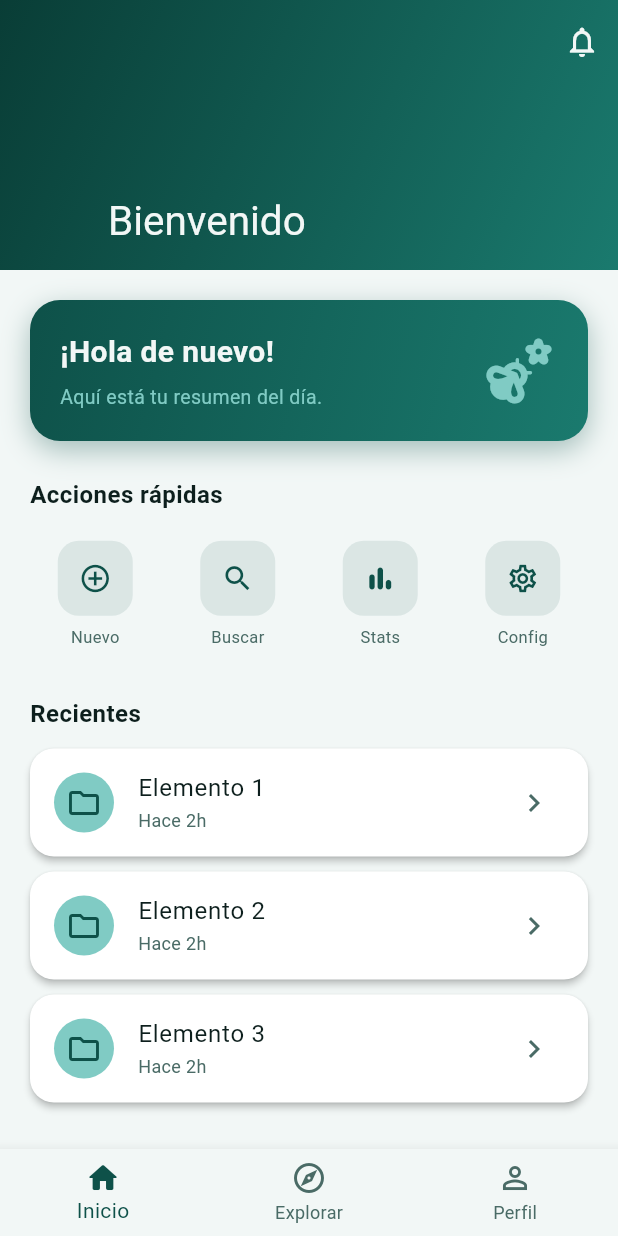
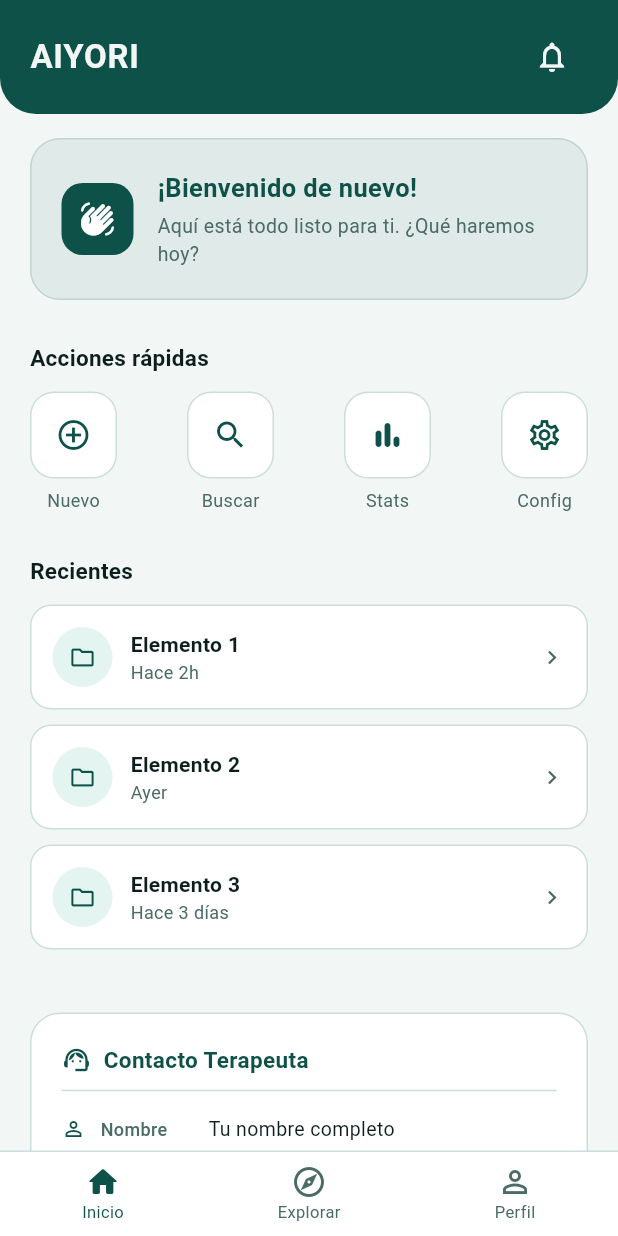
Before and after one commit to Aledgez05/AIYORI, a Flutter app: the screen it shows after launch, on a phone screen of 412 x 824 dp. Run offline on Flutter 3.47's test engine with Material 3 defaults, Android fonts, the phone set to English and light mode, and no system bars.

Commit message:
changed some tones/contact section/scroll

```diff
--- a/aiyori/lib/features/home/presentation/screens/home_screen.dart
+++ b/aiyori/lib/features/home/presentation/screens/home_screen.dart
@@ -7,226 +7,364 @@ class HomeScreen extends StatelessWidget {
   @override
   Widget build(BuildContext context) {
     return Scaffold(
-      body: CustomScrollView(
-        slivers: [
-          _buildAppBar(context),
-          SliverPadding(
-            padding: const EdgeInsets.all(20),
-            sliver: SliverList(
-              delegate: SliverChildListDelegate([
-                _WelcomeCard(),
-                const SizedBox(height: 24),
-                _SectionTitle(title: 'Acciones rápidas'),
+      backgroundColor: AppColors.surface,
+      body: SafeArea(
+        child: Column(
+          children: [
+            _TopBar(),
+            Expanded(
+              child: SingleChildScrollView(
+                padding: const EdgeInsets.symmetric(horizontal: 20, vertical: 16),
+                child: Column(
+                  crossAxisAlignment: CrossAxisAlignment.start,
+                  children: [
+                    _WelcomeBanner(),
+                    const SizedBox(height: 28),
+                    _SectionLabel('Acciones rápidas'),
                     const SizedBox(height: 12),
                     _QuickActionsGrid(),
-                const SizedBox(height: 24),
-                _SectionTitle(title: 'Recientes'),
+                    const SizedBox(height: 28),
+                    _SectionLabel('Recientes'),
                     const SizedBox(height: 12),
                     _RecentList(),
-              ]),
+                    const SizedBox(height: 32),
+                    _ContactFooter(),
+                    const SizedBox(height: 16),
+                  ],
+                ),
               ),
             ),
           ],
         ),
+      ),
       bottomNavigationBar: _BottomNav(),
     );
   }
+}
 
-  // — AppBar con degradado en la imagen de cabecera —
-  SliverAppBar _buildAppBar(BuildContext context) {
-    return SliverAppBar(
-      expandedHeight: 180,
-      pinned: true,
-      backgroundColor: AppColors.primary,
-      flexibleSpace: FlexibleSpaceBar(
-        title: const Text(
-          'Bienvenido',
-          style: TextStyle(color: AppColors.textOnDark, fontSize: 18),
+// — Barra superior con nombre de la app y notificaciones —
+class _TopBar extends StatelessWidget {
+  @override
+  Widget build(BuildContext context) {
+    return Container(
+      padding: const EdgeInsets.symmetric(horizontal: 20, vertical: 14),
+      decoration: const BoxDecoration(
+        color: AppColors.primary,
+        borderRadius: BorderRadius.vertical(bottom: Radius.circular(24)),
       ),
-        background: Container(
-          decoration: const BoxDecoration(
-            gradient: LinearGradient(
-              colors: [AppColors.primaryDark, AppColors.primaryLight],
-              begin: Alignment.topLeft,
-              end: Alignment.bottomRight,
+      child: Row(
+        mainAxisAlignment: MainAxisAlignment.spaceBetween,
+        children: [
+          // Nombre de la app —
+          const Text(
+            'AIYORI',
+            style: TextStyle(
+              color: AppColors.textOnDark,
+              fontSize: 22,
+              fontWeight: FontWeight.bold,
+              letterSpacing: 0.5,
             ),
           ),
-        ),
-      ),
-      actions: [
           IconButton(
             icon: const Icon(Icons.notifications_outlined, color: AppColors.textOnDark),
             onPressed: () {},
           ),
-      ],
-    );
-  }
-}
-
-// — Tarjeta de bienvenida destacada —
-class _WelcomeCard extends StatelessWidget {
-  @override
-  Widget build(BuildContext context) {
-    return Container(
-      padding: const EdgeInsets.all(20),
-      decoration: BoxDecoration(
-        gradient: const LinearGradient(
-          colors: [AppColors.primary, AppColors.primaryLight],
-          begin: Alignment.topLeft,
-          end: Alignment.bottomRight,
-        ),
-        borderRadius: BorderRadius.circular(20),
-        boxShadow: [
-          BoxShadow(
-            color: AppColors.primary.withOpacity(0.35),
-            blurRadius: 16,
-            offset: const Offset(0, 6),
-          ),
-        ],
-      ),
-      child: Row(
-        children: [
-          Expanded(
-            child: Column(
-              crossAxisAlignment: CrossAxisAlignment.start,
-              children: const [
-                Text('¡Hola de nuevo!',
-                    style: TextStyle(color: AppColors.textOnDark, fontSize: 20, fontWeight: FontWeight.bold)),
-                SizedBox(height: 6),
-                Text('Aquí está tu resumen del día.',
-                    style: TextStyle(color: AppColors.accentSoft, fontSize: 13)),
-              ],
-            ),
-          ),
-          const Icon(Icons.emoji_nature_rounded, size: 52, color: AppColors.accentSoft),
         ],
       ),
     );
   }
 }
 
-// — Título de sección reutilizable —
-class _SectionTitle extends StatelessWidget {
-  final String title;
-  const _SectionTitle({required this.title});
-
+// — Banner de bienvenida —
+class _WelcomeBanner extends StatelessWidget {
   @override
   Widget build(BuildContext context) {
-    return Text(
-      title,
-      style: const TextStyle(
-        fontSize: 16,
-        fontWeight: FontWeight.w700,
-        color: AppColors.textPrimary,
-        letterSpacing: 0.3,
+    return Container(
+      padding: const EdgeInsets.all(20),
+      decoration: BoxDecoration(
+        //deprecated, pero da un efecto sutil de fondo, se puede ajustar o eliminar
+        color: AppColors.primary.withOpacity(0.08),
+        borderRadius: BorderRadius.circular(20),
+        border: Border.all(color: AppColors.primary.withOpacity(0.15)),
+      ),
+      child: Row(
+        children: [
+          // Ícono decorativo
+          Container(
+            padding: const EdgeInsets.all(12),
+            decoration: BoxDecoration(
+              color: AppColors.primary,
+              borderRadius: BorderRadius.circular(14),
+            ),
+            child: const Icon(Icons.waving_hand_rounded, color: Colors.white, size: 24),
+          ),
+          const SizedBox(width: 16),
+          Expanded(
+            child: Column(
+              crossAxisAlignment: CrossAxisAlignment.start,
+              children: const [
+                Text(
+                  '¡Bienvenido de nuevo!',
+                  style: TextStyle(
+                    color: AppColors.primary,
+                    fontSize: 17,
+                    fontWeight: FontWeight.bold,
+                  ),
+                ),
+                SizedBox(height: 4),
+                Text(
+                  'Aquí está todo listo para ti. ¿Qué haremos hoy?',
+                  style: TextStyle(
+                    color: AppColors.textSecondary,
+                    fontSize: 13,
+                  ),
+                ),
+              ],
+            ),
+          ),
+        ],
       ),
     );
   }
 }
 
-// — Grid de acciones rápidas —
+// — Etiqueta de seccion —
+class _SectionLabel extends StatelessWidget {
+  final String text;
+  const _SectionLabel(this.text);
+
+  @override
+  Widget build(BuildContext context) {
+    return Text(
+      text,
+      style: const TextStyle(
+        fontSize: 15,
+        fontWeight: FontWeight.w700,
+        color: AppColors.textPrimary,
+        letterSpacing: 0.2,
+      ),
+    );
+  }
+}
+
+// — Grid de acciones, placeholder iconos —
 class _QuickActionsGrid extends StatelessWidget {
-  // Datos de ejemplo; luego vendrán de un model/provider
   static const _items = [
-    {'icon': Icons.add_circle_outline, 'label': 'Nuevo'},
-    {'icon': Icons.search,             'label': 'Buscar'},
-    {'icon': Icons.bar_chart_rounded,  'label': 'Stats'},
-    {'icon': Icons.settings_outlined,  'label': 'Config'},
+    _ActionItem(icon: Icons.add_circle_outline,  label: 'Nuevo'),
+    _ActionItem(icon: Icons.search,              label: 'Buscar'),
+    _ActionItem(icon: Icons.bar_chart_rounded,   label: 'Stats'),
+    _ActionItem(icon: Icons.settings_outlined,   label: 'Config'),
   ];
 
   @override
   Widget build(BuildContext context) {
-    return GridView.count(
-      crossAxisCount: 4,
-      shrinkWrap: true,
-      physics: const NeverScrollableScrollPhysics(),
-      mainAxisSpacing: 8,
-      crossAxisSpacing: 8,
-      children: _items.map((item) => _ActionTile(
-        icon: item['icon'] as IconData,
-        label: item['label'] as String,
-      )).toList(),
+    return Row(
+      mainAxisAlignment: MainAxisAlignment.spaceBetween,
+      children: _items.map((item) => _ActionTile(item: item)).toList(),
     );
   }
 }
 
-class _ActionTile extends StatelessWidget {
+class _ActionItem {
   final IconData icon;
   final String label;
-  const _ActionTile({required this.icon, required this.label});
+  const _ActionItem({required this.icon, required this.label});
+}
+
+class _ActionTile extends StatelessWidget {
+  final _ActionItem item;
+  const _ActionTile({required this.item});
 
   @override
   Widget build(BuildContext context) {
     return GestureDetector(
       onTap: () {},
       child: Column(
-        mainAxisAlignment: MainAxisAlignment.center,
         children: [
           Container(
-            padding: const EdgeInsets.all(14),
+            padding: const EdgeInsets.all(16),
             decoration: BoxDecoration(
-              color: AppColors.primary.withOpacity(0.1),
-              borderRadius: BorderRadius.circular(14),
+              color: Colors.white,
+              borderRadius: BorderRadius.circular(16),
+              border: Border.all(color: AppColors.divider),
             ),
-            child: Icon(icon, color: AppColors.primary, size: 22),
+            child: Icon(item.icon, color: AppColors.primary, size: 24),
           ),
           const SizedBox(height: 6),
-          Text(label,
-              style: const TextStyle(fontSize: 11, color: AppColors.textSecondary)),
+          Text(item.label,
+              style: const TextStyle(fontSize: 12, color: AppColors.textSecondary)),
         ],
       ),
     );
   }
 }
 
-// — Lista de items recientes —
+// — Lista de elementos recientes —
 class _RecentList extends StatelessWidget {
-  // Placeholder; se conectará a un repositorio real
-  static const _items = ['Elemento 1', 'Elemento 2', 'Elemento 3'];
+  static const _items = [
+    _RecentItem(title: 'Elemento 1', subtitle: 'Hace 2h'),
+    _RecentItem(title: 'Elemento 2', subtitle: 'Ayer'),
+    _RecentItem(title: 'Elemento 3', subtitle: 'Hace 3 días'),
+  ];
 
   @override
   Widget build(BuildContext context) {
     return Column(
-      children: _items.map((name) => _RecentTile(name: name)).toList(),
+      children: _items
+          .map((item) => _RecentTile(item: item))
+          .toList(),
     );
   }
 }
 
+class _RecentItem {
+  final String title, subtitle;
+  const _RecentItem({required this.title, required this.subtitle});
+}
+
 class _RecentTile extends StatelessWidget {
-  final String name;
-  const _RecentTile({required this.name});
+  final _RecentItem item;
+  const _RecentTile({required this.item});
 
   @override
   Widget build(BuildContext context) {
-    return Card(
+    return Container(
       margin: const EdgeInsets.only(bottom: 10),
-      child: ListTile(
-        leading: CircleAvatar(
-          backgroundColor: AppColors.accentSoft,
-          child: const Icon(Icons.folder_outlined, color: AppColors.primary),
+      padding: const EdgeInsets.all(14),
+      decoration: BoxDecoration(
+        color: Colors.white,
+        borderRadius: BorderRadius.circular(14),
+        border: Border.all(color: AppColors.divider),
       ),
-        title: Text(name, style: const TextStyle(color: AppColors.textPrimary)),
-        subtitle: const Text('Hace 2h', style: TextStyle(color: AppColors.textSecondary, fontSize: 12)),
-        trailing: const Icon(Icons.chevron_right, color: AppColors.textSecondary),
-        onTap: () {},
+      child: Row(
+        children: [
+          CircleAvatar(
+            radius: 20,
+            backgroundColor: AppColors.accent.withOpacity(0.15),
+            child: const Icon(Icons.folder_outlined, color: AppColors.primary, size: 18),
+          ),
+          const SizedBox(width: 12),
+          Expanded(
+            child: Column(
+              crossAxisAlignment: CrossAxisAlignment.start,
+              children: [
+                Text(item.title,
+                    style: const TextStyle(
+                        fontWeight: FontWeight.w600,
+                        color: AppColors.textPrimary,
+                        fontSize: 14)),
+                Text(item.subtitle,
+                    style: const TextStyle(
+                        color: AppColors.textSecondary, fontSize: 12)),
+              ],
+            ),
+          ),
+          const Icon(Icons.chevron_right, color: AppColors.textSecondary, size: 18),
+        ],
       ),
     );
   }
 }
 
-// — Barra de nav inferior —
+// — Footer de contacto —
+class _ContactFooter extends StatelessWidget {
+  @override
+  Widget build(BuildContext context) {
+    return Container(
+      padding: const EdgeInsets.all(20),
+      decoration: BoxDecoration(
+        color: Colors.white,
+        borderRadius: BorderRadius.circular(20),
+        border: Border.all(color: AppColors.divider),
+      ),
+      child: Column(
+        crossAxisAlignment: CrossAxisAlignment.start,
+        children: [
+          // Encabezado
+          Row(
+            children: const [
+              Icon(Icons.support_agent_outlined, color: AppColors.primary, size: 20),
+              SizedBox(width: 8),
+              Text(
+                'Contacto Terapeuta',
+                style: TextStyle(
+                  fontSize: 15,
+                  fontWeight: FontWeight.bold,
+                  color: AppColors.primary,
+                ),
+              ),
+            ],
+          ),
+          const Divider(height: 20, color: AppColors.divider),
+
+          // ——— Placeholder datos contacto, x ahora terapeuta? ———
+          _ContactRow(icon: Icons.person_outline,   label: 'Nombre',    value: 'Tu nombre completo'),
+          _ContactRow(icon: Icons.email_outlined,   label: 'Email',     value: 'tucorreo@ejemplo.com'),
+          _ContactRow(icon: Icons.phone_outlined,   label: 'Teléfono',  value: '+52 000 000 0000'),
+          _ContactRow(icon: Icons.language_outlined, label: 'Web',      value: 'www.tusitio.com'),
+          _ContactRow(icon: Icons.location_on_outlined, label: 'Ciudad', value: 'Tu ciudad, País'),
+          // —————————————————————————————
+        ],
+      ),
+    );
+  }
+}
+
+class _ContactRow extends StatelessWidget {
+  final IconData icon;
+  final String label, value;
+  const _ContactRow({required this.icon, required this.label, required this.value});
+
+  @override
+  Widget build(BuildContext context) {
+    return Padding(
+      padding: const EdgeInsets.symmetric(vertical: 6),
+      child: Row(
+        children: [
+          Icon(icon, size: 16, color: AppColors.primary),
+          const SizedBox(width: 10),
+          SizedBox(
+            width: 72,
+            child: Text(label,
+                style: const TextStyle(
+                    fontSize: 12,
+                    color: AppColors.textSecondary,
+                    fontWeight: FontWeight.w500)),
+          ),
+          Expanded(
+            child: Text(value,
+                style: const TextStyle(
+                    fontSize: 13,
+                    color: AppColors.textPrimary)),
+          ),
+        ],
+      ),
+    );
+  }
+}
+
+// — Barra de navegación inferior —
 class _BottomNav extends StatelessWidget {
   @override
   Widget build(BuildContext context) {
-    return BottomNavigationBar(
+    return Container(
+      decoration: const BoxDecoration(
+        border: Border(top: BorderSide(color: AppColors.divider)),
+      ),
+      child: BottomNavigationBar(
+        backgroundColor: Colors.white,
         selectedItemColor: AppColors.primary,
         unselectedItemColor: AppColors.textSecondary,
+        selectedFontSize: 11,
+        unselectedFontSize: 11,
         currentIndex: 0,
+        elevation: 0,
         items: const [
-        BottomNavigationBarItem(icon: Icon(Icons.home_rounded),    label: 'Inicio'),
-        BottomNavigationBarItem(icon: Icon(Icons.explore_outlined), label: 'Explorar'),
-        BottomNavigationBarItem(icon: Icon(Icons.person_outline),   label: 'Perfil'),
+          BottomNavigationBarItem(icon: Icon(Icons.home_rounded),     label: 'Inicio'),
+          BottomNavigationBarItem(icon: Icon(Icons.explore_outlined),  label: 'Explorar'),
+          BottomNavigationBarItem(icon: Icon(Icons.person_outline),    label: 'Perfil'),
         ],
+      ),
     );
   }
 }
```
Lines whose indentation alone changed are shown as unchanged.
